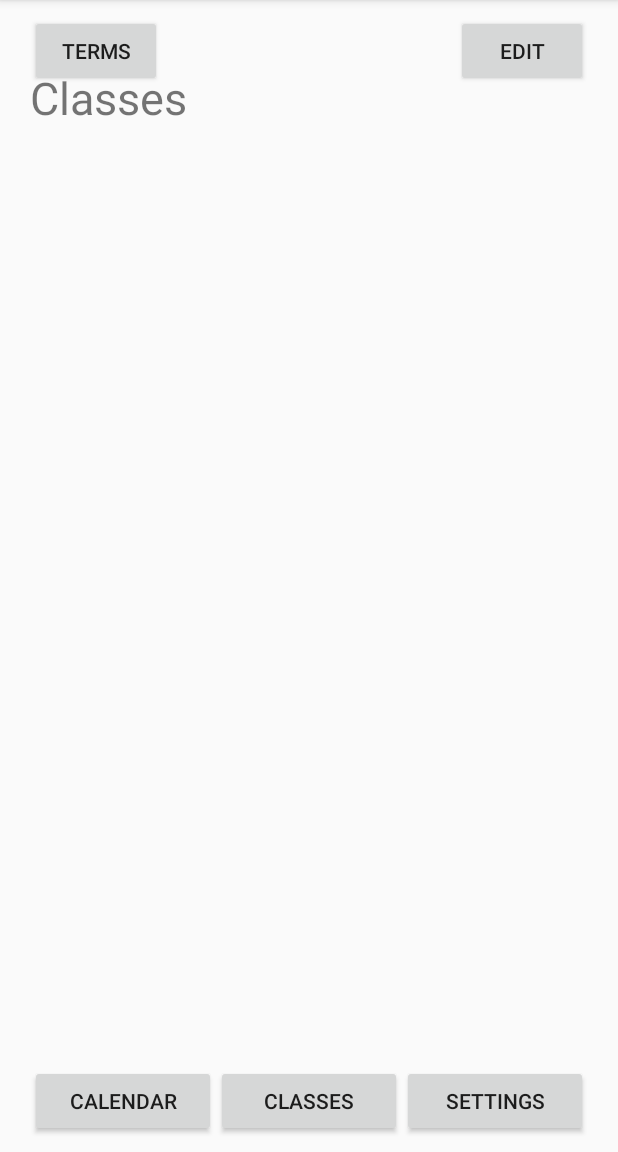
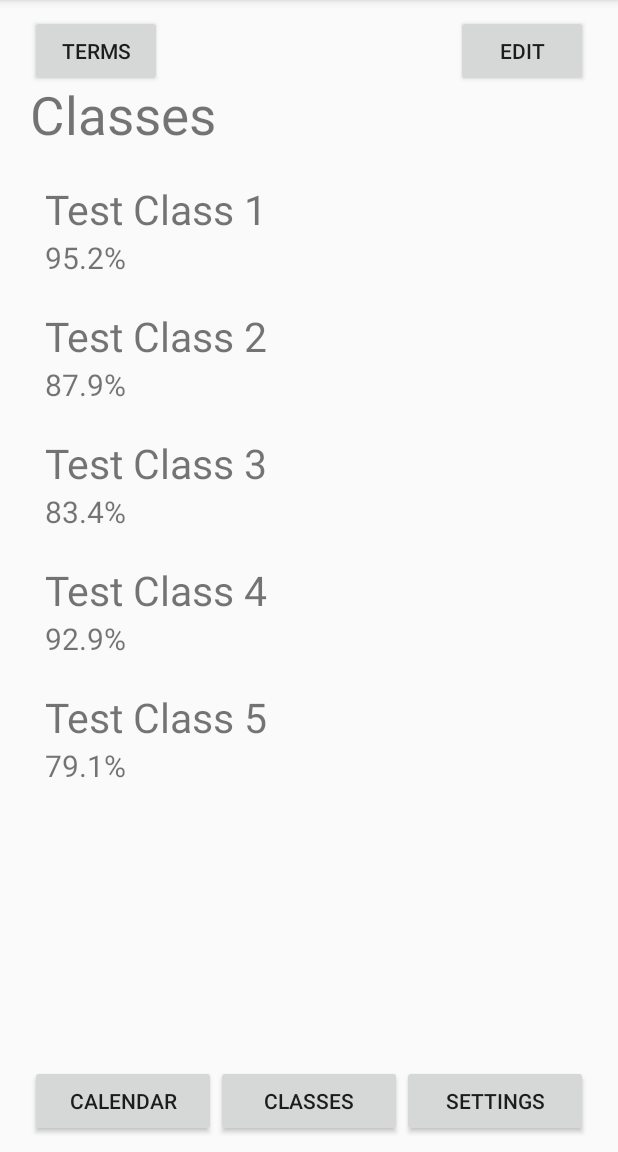
Before and after one commit to megamp15/Grades_App, an Android app: the screen it shows after launch (MainActivity), on a phone screen of 412 x 824 dp, the part 84-1236 px from its top. Run offline under Robolectric (Android 15) with nearby library versions, the phone set to English and light mode, and no system bars.

Commit message:
Created recyclerview of classes

```diff
--- a/app/build.gradle
+++ b/app/build.gradle
@@ -31,4 +31,5 @@ dependencies {
     androidTestImplementation 'androidx.test.espresso:espresso-core:3.2.0'
     implementation 'androidx.appcompat:appcompat:1.2.0'
     implementation 'com.google.android.material:material:1.2.0'
+    implementation "androidx.cardview:cardview:1.0.0"
 }
--- /dev/null
+++ b/app/src/main/java/com/example/grades_app/Classes.java
@@ -0,0 +1,35 @@
+package com.example.grades_app;
+
+public class Classes {
+    private String name;
+    private Float grade;
+
+    public Classes(String name, Float grade) {
+        this.name = name;
+        this.grade = grade;
+    }
+
+    public String getName() {
+        return name;
+    }
+
+    public void setName(String name) {
+        this.name = name;
+    }
+
+    public Float getGrade() {
+        return grade;
+    }
+
+    public void setGrade(Float grade) {
+        this.grade = grade;
+    }
+
+    @Override
+    public String toString() {
+        return "Classes{" +
+                "name='" + name + '\'' +
+                ", grade=" + grade +
+                '}';
+    }
+}
--- /dev/null
+++ b/app/src/main/java/com/example/grades_app/ClassesRecViewAdapter.java
@@ -0,0 +1,66 @@
+package com.example.grades_app;
+
+import android.content.Context;
+import android.view.LayoutInflater;
+import android.view.View;
+import android.view.ViewGroup;
+import android.widget.RelativeLayout;
+import android.widget.TextView;
+import android.widget.Toast;
+
+import androidx.annotation.NonNull;
+import androidx.recyclerview.widget.RecyclerView;
+
+import java.util.ArrayList;
+
+public class ClassesRecViewAdapter extends RecyclerView.Adapter<ClassesRecViewAdapter.ViewHolder> {
+    private ArrayList <Classes> classes = new ArrayList<>();
+    private Context context;
+
+    public ClassesRecViewAdapter(Context context) {
+        this.context = context;
+    }
+
+    @NonNull
+    @Override
+    public ViewHolder onCreateViewHolder(@NonNull ViewGroup parent, int viewType) {
+        View view = LayoutInflater.from(parent.getContext()).inflate(R.layout.classes_list_item,parent, false);
+        ViewHolder holder = new ViewHolder(view);
+        return holder;
+    }
+
+    @Override
+    public void onBindViewHolder(@NonNull ViewHolder holder, final int position) {
+        holder.className.setText(classes.get(position).getName());
+        holder.grade.setText(Float.toString(classes.get(position).getGrade())+"%");
+        holder.parent.setOnClickListener(new View.OnClickListener(){
+
+            @Override
+            public void onClick(View view) {
+                Toast.makeText(context,classes.get(position).getName() + " Selected", Toast.LENGTH_SHORT).show();
+            }
+        });
+
+    }
+
+    @Override
+    public int getItemCount() {
+        return classes.size();
+    }
+
+    public void setClasses(ArrayList<Classes> classes) {
+        this.classes = classes;
+        notifyDataSetChanged();
+    }
+
+    public class ViewHolder extends RecyclerView.ViewHolder{
+        private TextView className, grade;
+        private RelativeLayout parent;
+        public ViewHolder(@NonNull View itemView) {
+            super(itemView);
+            className = itemView.findViewById(R.id.classNameTxtView);
+            grade = itemView.findViewById(R.id.gradeTxtView);
+            parent = itemView.findViewById(R.id.classes_recViewParent);
+        }
+    }
+}
--- a/app/src/main/java/com/example/grades_app/MainActivity.java
+++ b/app/src/main/java/com/example/grades_app/MainActivity.java
@@ -1,14 +1,36 @@
 package com.example.grades_app;
 
 import androidx.appcompat.app.AppCompatActivity;
+import androidx.recyclerview.widget.LinearLayoutManager;
+import androidx.recyclerview.widget.RecyclerView;
 
 import android.os.Bundle;
 
+import java.lang.reflect.Array;
+import java.util.ArrayList;
+
 public class MainActivity extends AppCompatActivity {
 
+    private RecyclerView classes_recView;
     @Override
     protected void onCreate(Bundle savedInstanceState) {
         super.onCreate(savedInstanceState);
         setContentView(R.layout.activity_main);
+
+        classes_recView = findViewById(R.id.classes_recView);
+
+        ArrayList<Classes> classes = new ArrayList<>();
+        classes.add(new Classes("Test Class 1", (float) 95.2));
+        classes.add(new Classes("Test Class 2", (float) 87.9));
+        classes.add(new Classes("Test Class 3", (float) 83.4));
+        classes.add(new Classes("Test Class 4", (float) 92.9));
+        classes.add(new Classes("Test Class 5", (float) 79.1));
+
+        ClassesRecViewAdapter adapter = new ClassesRecViewAdapter(this);
+        adapter.setClasses(classes);
+
+        classes_recView.setAdapter(adapter);
+        classes_recView.setLayoutManager(new LinearLayoutManager(this));
+
     }
 }
--- a/app/src/main/res/layout/activity_main.xml
+++ b/app/src/main/res/layout/activity_main.xml
@@ -10,8 +10,9 @@
 
     <RelativeLayout
         android:layout_width="match_parent"
-        android:layout_height="75dp"
+        android:layout_height="90dp"
         android:layout_marginBottom="5dp"
+        android:id="@+id/nav_top"
         >
         <Button
             android:layout_width="wrap_content"
@@ -24,17 +25,30 @@
             android:layout_height="wrap_content"
             android:text="Classes"
             android:layout_alignParentBottom="true"
-            android:textSize="30sp"
+            android:layout_marginTop="10dp"
+            android:textSize="35sp"
             />
 
         <Button
             android:layout_width="wrap_content"
             android:layout_height="wrap_content"
             android:text="Edit"
+            android:id="@+id/btn_edit"
             android:layout_alignParentEnd="true"
             />
     </RelativeLayout>
 
+    <RelativeLayout
+        android:layout_width="wrap_content"
+        android:layout_height="wrap_content"
+        android:id="@+id/recViewLayout"
+        android:layout_below="@+id/nav_top"
+        android:layout_marginTop="5dp">
+        <androidx.recyclerview.widget.RecyclerView
+            android:layout_width="wrap_content"
+            android:layout_height="wrap_content"
+            android:id="@+id/classes_recView"/>
+    </RelativeLayout>
 
     <LinearLayout
         android:layout_width="match_parent"
--- /dev/null
+++ b/app/src/main/res/layout/classes_list_item.xml
@@ -0,0 +1,24 @@
+<?xml version="1.0" encoding="utf-8"?>
+<RelativeLayout xmlns:android="http://schemas.android.com/apk/res/android"
+    android:layout_width="match_parent"
+    android:layout_height="wrap_content"
+    android:padding="10dp"
+    android:id="@+id/classes_recViewParent">
+
+    <TextView
+        android:layout_width="wrap_content"
+        android:layout_height="wrap_content"
+        android:text="Class Name"
+        android:textSize="27sp"
+        android:id="@+id/classNameTxtView"/>
+
+    <TextView
+        android:layout_width="wrap_content"
+        android:layout_height="wrap_content"
+        android:text="Grade"
+        android:textSize="20sp"
+        android:layout_below="@+id/classNameTxtView"
+        android:id="@+id/gradeTxtView"
+        />
+
+</RelativeLayout>
```
